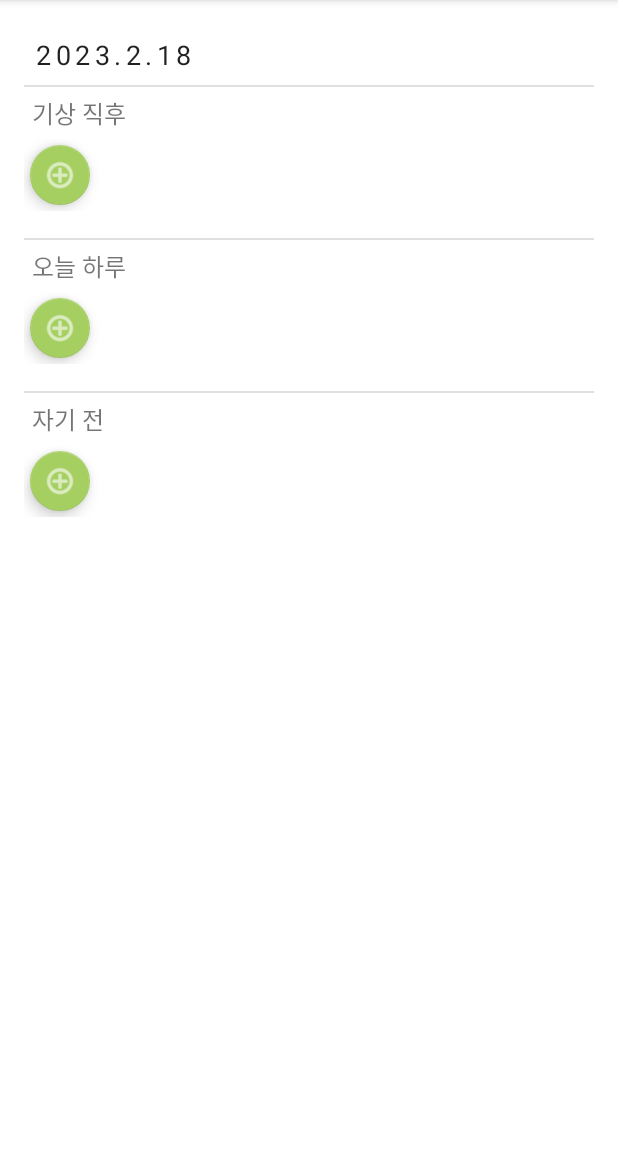
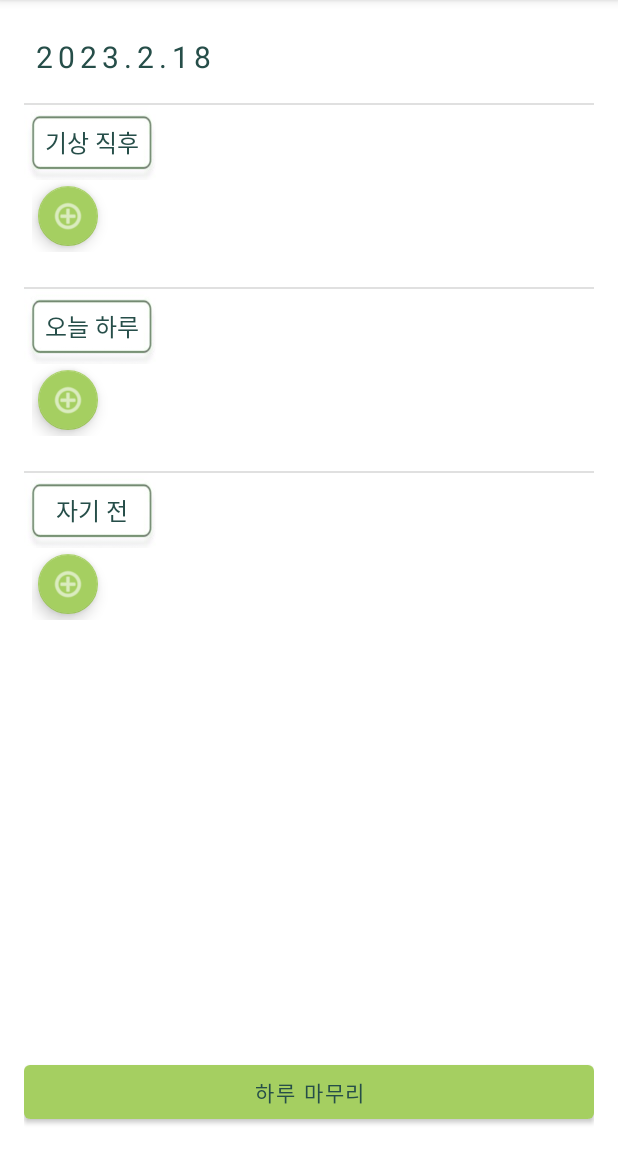
Before and after one commit to cherrynana320/Turtine, an Android app: the screen it shows after launch (MainActivity), on a phone screen of 412 x 824 dp, the part 84-1236 px from its top. Run offline under Robolectric (Android 15) with nearby library versions, the phone set to English and light mode, and no system bars; our stand-ins replace Room's generated code, navigation-ui.

Commit message:
0130 4:24
0130 4:24

```diff
--- a/app/src/main/java/com/example/turtine/AddItem1Fragment.kt
+++ b/app/src/main/java/com/example/turtine/AddItem1Fragment.kt
@@ -33,9 +33,6 @@ class AddItem1Fragment : Fragment() {
 
     private val navigationArgs: ItemDetail1FragmentArgs by navArgs()
 
-    // Binding object instance corresponding to the fragment_add_item.xml layout
-    // This property is non-null between the onCreateView() and onDestroyView() lifecycle callbacks,
-    // when the view hierarchy is attached to the fragment
     private var _binding: FragmentAddItem1Binding? = null
     private val binding get() = _binding!!
 
@@ -58,7 +55,6 @@ class AddItem1Fragment : Fragment() {
             binding.itemSec.text.toString()
         )
     }
-
 
 
 
--- a/app/src/main/res/layout/item_list_fragment.xml
+++ b/app/src/main/res/layout/item_list_fragment.xml
@@ -29,20 +29,19 @@
         android:layout_marginStart="@dimen/margin_between_elements"
         android:text="2023.2.18"
         android:textAlignment="center"
-        android:textSize="18sp"
+        android:textColor="@color/Platation"
+        android:textSize="20sp"
         app:layout_constraintStart_toStartOf="parent"
         app:layout_constraintTop_toTopOf="parent" />
 
     <View
         android:id="@+id/divider"
         style="@style/Divider"
-        android:layout_marginTop="@dimen/margin_between_elements"
+        android:layout_marginTop="17dp"
         app:layout_constraintBottom_toTopOf="@+id/recyclerView"
         app:layout_constraintEnd_toEndOf="parent"
         app:layout_constraintStart_toStartOf="parent"
         app:layout_constraintTop_toBottomOf="@+id/item_list_date" />
-
-
 
 
     <LinearLayout
@@ -53,21 +52,26 @@
 
         <TextView
             android:id="@+id/list_name_morning"
-            android:layout_width="match_parent"
-            android:layout_height="wrap_content"
+            android:layout_width="90dp"
+            android:layout_height="50dp"
+            android:background="@drawable/box"
+            android:gravity="center"
+            android:paddingStart="5dp"
             android:paddingTop="5dp"
-            android:paddingStart="5dp"
             android:paddingBottom="5dp"
-            app:layout_constraintBottom_toTopOf="@+id/list_morining_layout"
-            android:text="기상 직후"
-            android:textSize="16sp"/>
+            android:text="기상 직후 "
+            android:textAlignment="center"
+            android:textColor="@color/Platation"
+            android:textSize="16sp"
+            app:layout_constraintBottom_toTopOf="@+id/list_morining_layout" />
 
 
     <LinearLayout
         android:id="@+id/list_morining_layout"
         android:layout_width="match_parent"
         android:layout_height="wrap_content"
-        android:paddingBottom="10dp"
+        android:paddingLeft="5dp"
+        android:paddingBottom="15dp"
         android:orientation="horizontal"
         app:layout_constraintTop_toBottomOf="@+id/list_name_morning">
 
@@ -103,20 +107,25 @@
 
         <TextView
             android:id="@+id/list_name_day"
-            android:layout_width="match_parent"
-            android:layout_height="wrap_content"
+            android:layout_width="90dp"
+            android:layout_height="50dp"
+            android:background="@drawable/box"
+            android:gravity="center"
             android:paddingStart="5dp"
             android:paddingTop="5dp"
             android:paddingBottom="5dp"
-            app:layout_constraintBottom_toTopOf="@+id/divider2"
-            android:text="오늘 하루"
-            android:textSize="16sp"/>
+            android:text="오늘 하루 "
+            android:textAlignment="center"
+            android:textColor="@color/Platation"
+            android:textSize="16sp"
+            app:layout_constraintBottom_toTopOf="@+id/divider2" />
 
     <LinearLayout
         android:id="@+id/list_day_layout"
         android:layout_width="match_parent"
         android:layout_height="wrap_content"
-        android:paddingBottom="10dp"
+        android:paddingLeft="5dp"
+        android:paddingBottom="15dp"
         android:orientation="horizontal"
         app:layout_constraintTop_toBottomOf="@+id/list_name_day"
         app:layout_constraintBottom_toTopOf="@+id/list_name_morning"
@@ -153,20 +162,25 @@
 
         <TextView
             android:id="@+id/list_name_night"
-            android:layout_width="match_parent"
-            android:layout_height="wrap_content"
+            android:layout_width="90dp"
+            android:layout_height="50dp"
+            android:background="@drawable/box"
+            android:gravity="center"
             android:paddingStart="5dp"
             android:paddingTop="5dp"
             android:paddingBottom="5dp"
-            app:layout_constraintTop_toBottomOf="@+id/divider3"
-            android:text="자기 전"
-            android:textSize="16sp"/>
+            android:text=" 자기 전  "
+            android:textAlignment="center"
+            android:textColor="@color/Platation"
+            android:textSize="16sp"
+            app:layout_constraintTop_toBottomOf="@+id/divider3" />
 
     <LinearLayout
         android:id="@+id/list_night_layout"
         android:layout_width="match_parent"
         android:layout_height="wrap_content"
-        android:paddingBottom="10dp"
+        android:paddingLeft="5dp"
+        android:paddingBottom="15dp"
         android:orientation="horizontal"
         app:layout_constraintTop_toBottomOf="@+id/list_name_night"
         app:layout_constraintEnd_toEndOf="parent" >
@@ -190,7 +204,17 @@
             app:layout_constraintEnd_toEndOf="parent"
             app:layout_constraintStart_toStartOf="parent" />
     </LinearLayout>
+
     </LinearLayout>
 
+    <Button
+        android:id="@+id/save_action"
+        android:layout_width="match_parent"
+        android:layout_height="wrap_content"
+        android:text="하루 마무리"
+        android:textColor="@color/Platation"
+        app:layout_constraintBottom_toBottomOf="parent"
+        app:layout_constraintEnd_toEndOf="parent"
+        app:layout_constraintStart_toStartOf="parent" />
 
 </androidx.constraintlayout.widget.ConstraintLayout>
--- a/app/src/main/res/values/colors.xml
+++ b/app/src/main/res/values/colors.xml
@@ -11,4 +11,5 @@
 
     <color name="Celery">#A5CF61</color>
     <color name="Sushi">#6F9B3C</color>
+    <color name="Platation">#264E49</color>
 </resources>
--- a/app/src/main/res/values/strings.xml
+++ b/app/src/main/res/values/strings.xml
@@ -7,7 +7,7 @@
     <string name="item_price_req">Item Price <font color='#FF0000'>*</font></string>
     <string name="save_action">Save</string>
     <string name="item_detail_fragment_title">Item Details</string>
-    <string name="add_fragment_title">Add Item</string>
+    <string name="add_fragment_title">Add Routine</string>
     <string name="edit_fragment_title">Edit Item</string>
     <string name="price">Price</string>
     <string name="quantity_in_stock">Quantity\nIn Stock</string>
```
Also changed, not shown: app/src/main/java/com/example/turtine/ItemDetail1Fragment.kt (+0 -12 lines), app/src/main/res/layout/fragment_item_detail_1.xml (+3 -16 lines), app/src/main/res/layout/fragment_item_detail_2.xml (+3 -15 lines), app/src/main/res/layout/fragment_item_detail_3.xml (+2 -15 lines), app/src/main/res/drawable-v24/box.jpg (added).
